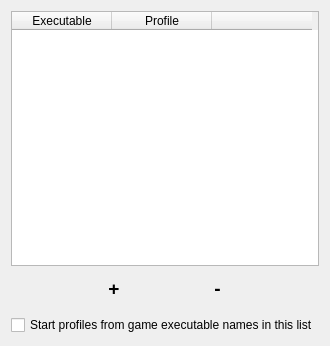
First picture: the form in facetracknoir/process_widget.ui, repository opentrack/opentrack, before the edit.
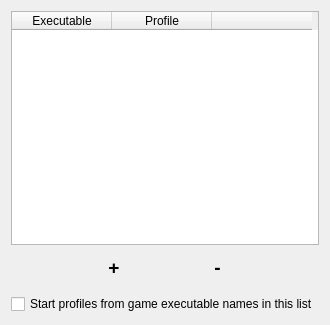
Second picture: the form after the edit. Custom widgets are drawn as their Qt base class.

Diff of the .ui file:
```diff
--- a/facetracknoir/process_widget.ui
+++ b/facetracknoir/process_widget.ui
@@ -6,8 +6,8 @@
    <rect>
     <x>0</x>
     <y>0</y>
-    <width>327</width>
-    <height>346</height>
+    <width>302</width>
+    <height>325</height>
    </rect>
   </property>
   <property name="windowTitle">
@@ -16,6 +16,12 @@
   <layout class="QVBoxLayout" name="verticalLayout">
    <item>
     <widget class="FancyTable" name="tableWidget">
+     <property name="sizePolicy">
+      <sizepolicy hsizetype="Preferred" vsizetype="Preferred">
+       <horstretch>0</horstretch>
+       <verstretch>0</verstretch>
+      </sizepolicy>
+     </property>
      <column>
       <property name="text">
        <string>Executable</string>
```
